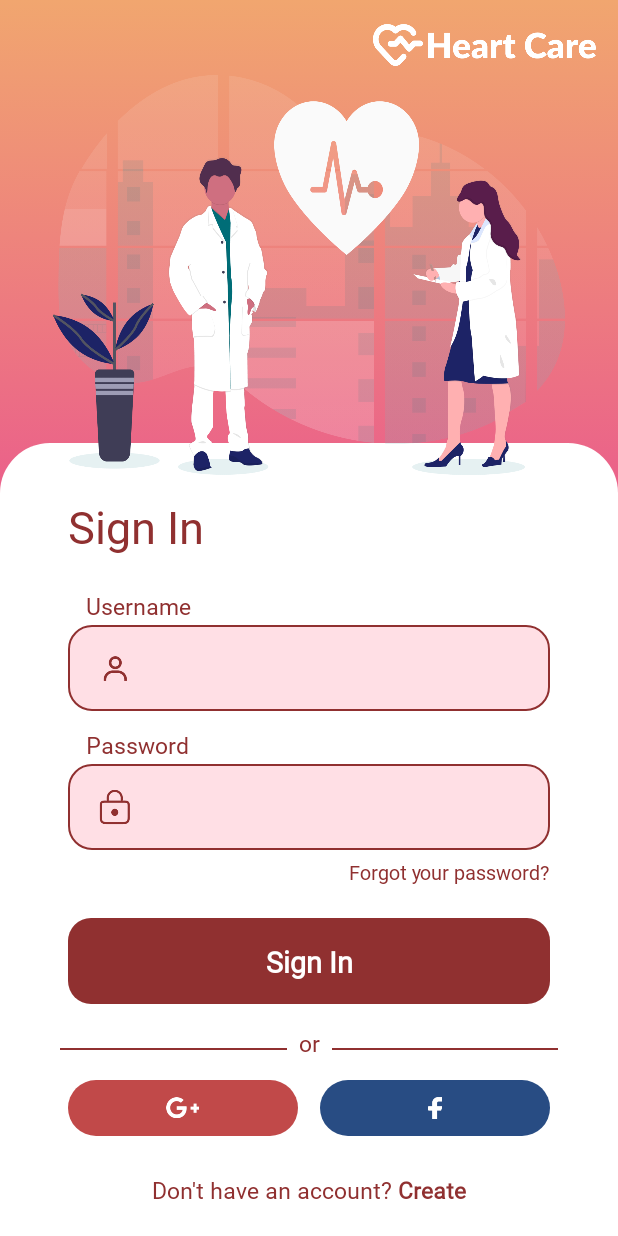
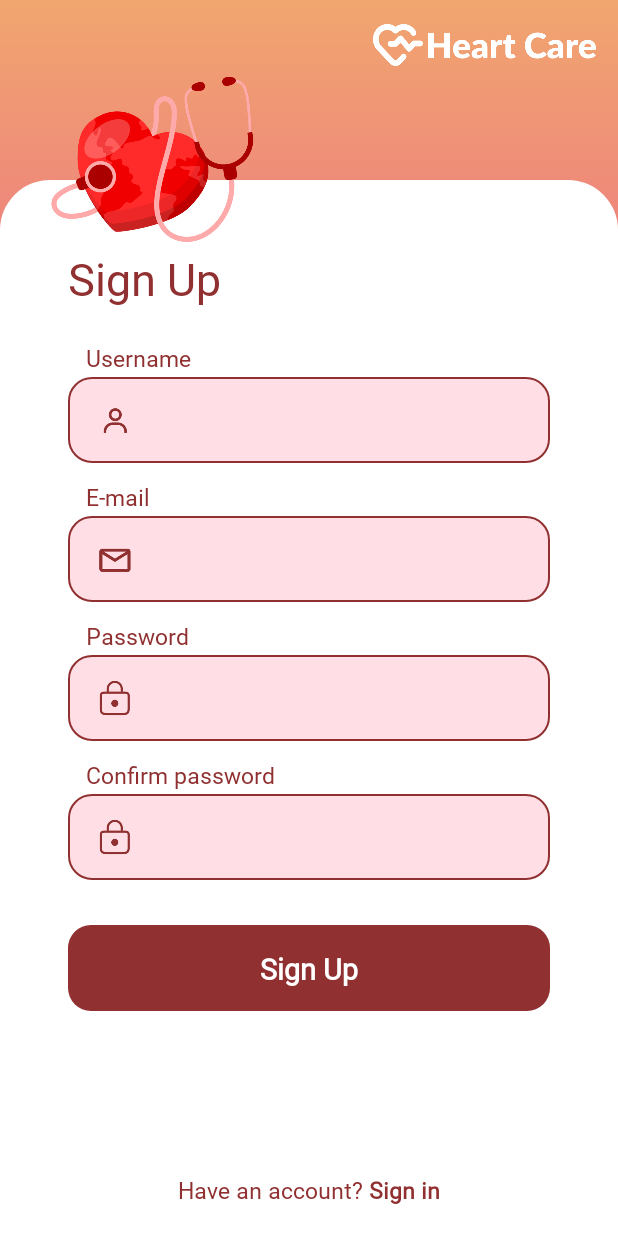
Before and after one commit to NVThangz/HeartCare, an Android app: the screen it shows after launch (SignIn before the commit, SignUp after it), on a phone screen of 412 x 824 dp. Run offline under Robolectric (Android 15) with nearby library versions, the phone set to English and light mode, and no system bars.

Commit message:
Add register interface

```diff
--- /dev/null
+++ b/frontend/app/src/main/java/com/example/heartcare/SignUp.java
@@ -0,0 +1,14 @@
+package com.example.heartcare;
+
+import android.os.Bundle;
+
+import androidx.appcompat.app.AppCompatActivity;
+
+public class SignUp extends AppCompatActivity {
+    @Override
+    protected void onCreate(Bundle savedInstanceState) {
+        super.onCreate(savedInstanceState);
+        setContentView(R.layout.activity_sign_up);
+    }
+
+}
--- /dev/null
+++ b/frontend/app/src/main/res/layout/activity_sign_up.xml
@@ -0,0 +1,448 @@
+<?xml version="1.0" encoding="utf-8"?>
+<RelativeLayout xmlns:android="http://schemas.android.com/apk/res/android"
+    xmlns:app="http://schemas.android.com/apk/res-auto"
+    xmlns:tools="http://schemas.android.com/tools"
+    android:id="@+id/sign_up"
+    android:background="@drawable/gradient_background"
+    android:layout_width="fill_parent"
+    android:layout_height="fill_parent">
+
+    <androidx.constraintlayout.widget.ConstraintLayout
+        android:layout_width="match_parent"
+        android:layout_height="match_parent"
+        android:layout_alignParentBottom="true">
+
+        <FrameLayout
+            android:id="@+id/box_sign_up"
+            android:layout_width="match_parent"
+            android:layout_height="0dp"
+            android:layout_marginTop="120dp"
+            android:background="@drawable/box_white"
+            app:layout_constraintBottom_toBottomOf="parent"
+            app:layout_constraintStart_toStartOf="parent"
+            app:layout_constraintTop_toTopOf="parent"
+            app:layout_constraintVertical_bias="1.0"
+            tools:layout_conversion_absoluteHeight="651dp"
+            tools:layout_conversion_absoluteWidth="411dp"></FrameLayout>
+
+        <androidx.constraintlayout.widget.ConstraintLayout
+            android:id="@+id/constraintLayout"
+            android:layout_width="match_parent"
+            android:layout_height="0dp"
+            app:layout_constraintBottom_toBottomOf="parent"
+            app:layout_constraintTop_toTopOf="@+id/box_sign_up">
+
+<!--            <androidx.constraintlayout.widget.ConstraintLayout-->
+<!--                android:id="@+id/constraintLayout2"-->
+<!--                android:layout_width="0dp"-->
+<!--                android:layout_height="wrap_content"-->
+<!--                android:layout_marginStart="-5dp"-->
+<!--                android:layout_marginTop="15dp"-->
+<!--                android:layout_marginEnd="-5dp"-->
+<!--                app:layout_constraintEnd_toEndOf="@+id/btn_sign_up"-->
+<!--                app:layout_constraintStart_toStartOf="@+id/btn_sign_up"-->
+<!--                app:layout_constraintTop_toBottomOf="@+id/btn_sign_up">-->
+
+<!--                <LinearLayout-->
+<!--                    android:layout_width="0dp"-->
+<!--                    android:layout_height="1dp"-->
+<!--                    android:layout_marginStart="8dp"-->
+<!--                    android:layout_marginTop="8dp"-->
+<!--                    android:background="@color/red"-->
+<!--                    android:orientation="horizontal"-->
+<!--                    app:layout_constraintBottom_toBottomOf="@+id/or"-->
+<!--                    app:layout_constraintEnd_toEndOf="parent"-->
+<!--                    app:layout_constraintStart_toEndOf="@+id/or"-->
+<!--                    app:layout_constraintTop_toTopOf="@+id/or">-->
+
+<!--                </LinearLayout>-->
+
+<!--                <TextView-->
+<!--                    android:id="@+id/or"-->
+<!--                    android:layout_width="wrap_content"-->
+<!--                    android:layout_height="wrap_content"-->
+<!--                    android:fontFamily="@font/segoeui"-->
+<!--                    android:text="or"-->
+<!--                    android:textColor="@color/red"-->
+<!--                    android:textFontWeight="500"-->
+<!--                    android:textSize="15sp"-->
+<!--                    app:layout_constraintEnd_toEndOf="parent"-->
+<!--                    app:layout_constraintStart_toStartOf="parent"-->
+<!--                    app:layout_constraintTop_toTopOf="parent" />-->
+
+<!--                <LinearLayout-->
+<!--                    android:layout_width="0dp"-->
+<!--                    android:layout_height="1dp"-->
+<!--                    android:layout_marginTop="8dp"-->
+<!--                    android:layout_marginEnd="8dp"-->
+<!--                    android:background="@color/red"-->
+<!--                    android:orientation="horizontal"-->
+<!--                    app:layout_constraintBottom_toBottomOf="@+id/or"-->
+<!--                    app:layout_constraintEnd_toStartOf="@+id/or"-->
+<!--                    app:layout_constraintStart_toStartOf="parent"-->
+<!--                    app:layout_constraintTop_toTopOf="@+id/or" />-->
+<!--            </androidx.constraintlayout.widget.ConstraintLayout>-->
+
+            <TextView
+                android:id="@+id/textView"
+                android:layout_width="wrap_content"
+                android:layout_height="wrap_content"
+                android:layout_marginTop="45dp"
+                android:fontFamily="@font/segoeuib"
+                android:text="Sign Up"
+                android:textColor="@color/red"
+                android:textFontWeight="500"
+                android:textSize="30sp"
+                app:layout_constraintStart_toStartOf="@+id/tf_username"
+                app:layout_constraintTop_toTopOf="parent"
+                tools:layout_conversion_absoluteHeight="34dp"
+                tools:layout_conversion_absoluteWidth="87dp" />
+
+            <TextView
+                android:id="@+id/tv_username"
+                android:layout_width="wrap_content"
+                android:layout_height="wrap_content"
+                android:layout_marginStart="12dp"
+                android:layout_marginBottom="2dp"
+                android:fontFamily="@font/segoeuib"
+                android:text="Username"
+                android:textColor="@color/red"
+                android:textFontWeight="500"
+                android:textSize="15sp"
+                app:layout_constraintBottom_toTopOf="@+id/tf_username"
+                app:layout_constraintStart_toStartOf="@+id/tf_username" />
+
+            <androidx.constraintlayout.widget.ConstraintLayout
+                android:id="@+id/tf_username"
+                android:layout_width="0dp"
+                android:layout_height="57dp"
+                android:layout_marginStart="45dp"
+                android:layout_marginTop="45dp"
+                android:layout_marginEnd="45dp"
+                android:background="@drawable/text_field"
+                app:layout_constraintEnd_toEndOf="parent"
+                app:layout_constraintHorizontal_bias="0.0"
+                app:layout_constraintStart_toStartOf="parent"
+                app:layout_constraintTop_toBottomOf="@+id/textView">
+
+                <ImageView
+                    android:id="@+id/auth_ic_user"
+                    android:layout_width="26dp"
+                    android:layout_height="26dp"
+                    android:layout_marginStart="18dp"
+                    android:src="@drawable/auth_ic_user"
+                    app:layout_constraintBottom_toBottomOf="parent"
+                    app:layout_constraintStart_toStartOf="parent"
+                    app:layout_constraintTop_toTopOf="parent" />
+
+                <EditText
+                    android:id="@+id/txt_username"
+                    android:layout_width="0dp"
+                    android:layout_height="0dp"
+                    android:layout_marginStart="8dp"
+                    android:layout_marginEnd="15dp"
+                    android:background="@drawable/edit_box"
+                    android:padding="10dp"
+                    android:singleLine="true"
+                    android:text=""
+                    android:textColor="#AD3F95"
+                    android:textCursorDrawable="@drawable/custom_cursor"
+                    android:textSize="15sp"
+                    app:layout_constraintBottom_toBottomOf="parent"
+                    app:layout_constraintEnd_toEndOf="parent"
+                    app:layout_constraintStart_toEndOf="@+id/auth_ic_user"
+                    app:layout_constraintTop_toTopOf="parent" />
+            </androidx.constraintlayout.widget.ConstraintLayout>
+
+
+            <TextView
+                android:id="@+id/tv_email"
+                android:layout_width="wrap_content"
+                android:layout_height="wrap_content"
+                android:layout_marginStart="12dp"
+                android:layout_marginBottom="2dp"
+                android:fontFamily="@font/segoeuib"
+                android:text="E-mail"
+                android:textColor="@color/red"
+                android:textFontWeight="500"
+                android:textSize="15sp"
+                app:layout_constraintBottom_toTopOf="@+id/tf_email"
+                app:layout_constraintStart_toStartOf="@+id/tf_email" />
+
+            <androidx.constraintlayout.widget.ConstraintLayout
+                android:id="@+id/tf_email"
+                android:layout_width="0dp"
+                android:layout_height="57dp"
+                android:layout_marginTop="35dp"
+                android:background="@drawable/text_field"
+                app:layout_constraintEnd_toEndOf="@+id/tf_username"
+                app:layout_constraintStart_toStartOf="@+id/tf_username"
+                app:layout_constraintTop_toBottomOf="@+id/tf_username">
+
+                <ImageView
+                    android:id="@+id/auth_ic_email"
+                    android:layout_width="26dp"
+                    android:layout_height="26dp"
+                    android:layout_marginStart="18dp"
+                    android:src="@drawable/auth_ic_email"
+                    app:layout_constraintBottom_toBottomOf="parent"
+                    app:layout_constraintStart_toStartOf="parent"
+                    app:layout_constraintTop_toTopOf="parent" />
+
+                <EditText
+                    android:id="@+id/txt_email"
+                    android:layout_width="0dp"
+                    android:layout_height="0dp"
+                    android:layout_marginStart="8dp"
+                    android:layout_marginEnd="15dp"
+                    android:background="@drawable/edit_box"
+                    android:inputType="textPassword"
+                    android:padding="10dp"
+                    android:text=""
+                    android:textColor="#AD3F95"
+                    android:textCursorDrawable="@drawable/custom_cursor"
+                    android:textSize="15sp"
+                    app:layout_constraintBottom_toBottomOf="parent"
+                    app:layout_constraintEnd_toEndOf="parent"
+                    app:layout_constraintStart_toEndOf="@+id/auth_ic_email"
+                    app:layout_constraintTop_toTopOf="parent" />
+
+            </androidx.constraintlayout.widget.ConstraintLayout>
+
+            <TextView
+                android:id="@+id/tv_password"
+                android:layout_width="wrap_content"
+                android:layout_height="wrap_content"
+                android:layout_marginStart="12dp"
+                android:layout_marginBottom="2dp"
+                android:fontFamily="@font/segoeuib"
+                android:text="Password"
+                android:textColor="@color/red"
+                android:textFontWeight="500"
+                android:textSize="15sp"
+                app:layout_constraintBottom_toTopOf="@+id/tf_password"
+                app:layout_constraintStart_toStartOf="@+id/tf_password" />
+
+            <androidx.constraintlayout.widget.ConstraintLayout
+                android:id="@+id/tf_password"
+                android:layout_width="0dp"
+                android:layout_height="57dp"
+                android:layout_marginTop="35dp"
+                android:background="@drawable/text_field"
+                app:layout_constraintEnd_toEndOf="@+id/tf_email"
+                app:layout_constraintStart_toStartOf="@+id/tf_email"
+                app:layout_constraintTop_toBottomOf="@+id/tf_email">
+
+                <ImageView
+                    android:id="@+id/auth_ic_password"
+                    android:layout_width="26dp"
+                    android:layout_height="26dp"
+                    android:layout_marginStart="18dp"
+                    android:src="@drawable/auth_ic_password"
+                    app:layout_constraintBottom_toBottomOf="parent"
+                    app:layout_constraintStart_toStartOf="parent"
+                    app:layout_constraintTop_toTopOf="parent" />
+
+                <EditText
+                    android:id="@+id/txt_password"
+                    android:layout_width="0dp"
+                    android:layout_height="0dp"
+                    android:layout_marginStart="8dp"
+                    android:layout_marginEnd="15dp"
+                    android:background="@drawable/edit_box"
+                    android:inputType="textPassword"
+                    android:padding="10dp"
+                    android:text=""
+                    android:textColor="#AD3F95"
+                    android:textCursorDrawable="@drawable/custom_cursor"
+                    android:textSize="15sp"
+                    app:layout_constraintBottom_toBottomOf="parent"
+                    app:layout_constraintEnd_toEndOf="parent"
+                    app:layout_constraintStart_toEndOf="@+id/auth_ic_password"
+                    app:layout_constraintTop_toTopOf="parent" />
+
+            </androidx.constraintlayout.widget.ConstraintLayout>
+
+            <TextView
+                android:id="@+id/tv_confirm_password"
+                android:layout_width="wrap_content"
+                android:layout_height="wrap_content"
+                android:layout_marginStart="12dp"
+                android:layout_marginBottom="2dp"
+                android:fontFamily="@font/segoeuib"
+                android:text="Confirm password"
+                android:textColor="@color/red"
+                android:textFontWeight="500"
+                android:textSize="15sp"
+                app:layout_constraintBottom_toTopOf="@+id/tf_confirm_password"
+                app:layout_constraintStart_toStartOf="@+id/tf_confirm_password" />
+
+            <androidx.constraintlayout.widget.ConstraintLayout
+                android:id="@+id/tf_confirm_password"
+                android:layout_width="0dp"
+                android:layout_height="57dp"
+                android:layout_marginTop="35dp"
+                android:background="@drawable/text_field"
+                app:layout_constraintEnd_toEndOf="@+id/tf_username"
+                app:layout_constraintStart_toStartOf="@+id/tf_username"
+                app:layout_constraintTop_toBottomOf="@+id/tf_password">
+
+                <ImageView
+                    android:id="@+id/auth_ic_confirm_password"
+                    android:layout_width="26dp"
+                    android:layout_height="26dp"
+                    android:layout_marginStart="18dp"
+                    android:src="@drawable/auth_ic_password"
+                    app:layout_constraintBottom_toBottomOf="parent"
+                    app:layout_constraintStart_toStartOf="parent"
+                    app:layout_constraintTop_toTopOf="parent" />
+
+                <EditText
+                    android:id="@+id/txt_confirm_password"
+                    android:layout_width="0dp"
+                    android:layout_height="0dp"
+                    android:layout_marginStart="8dp"
+                    android:layout_marginEnd="15dp"
+                    android:background="@drawable/edit_box"
+                    android:inputType="textPassword"
+                    android:padding="10dp"
+                    android:text=""
+                    android:textColor="#AD3F95"
+                    android:textCursorDrawable="@drawable/custom_cursor"
+                    android:textSize="15sp"
+                    app:layout_constraintBottom_toBottomOf="parent"
+                    app:layout_constraintEnd_toEndOf="parent"
+                    app:layout_constraintStart_toEndOf="@+id/auth_ic_confirm_password"
+                    app:layout_constraintTop_toTopOf="parent" />
+
+            </androidx.constraintlayout.widget.ConstraintLayout>
+
+
+            <androidx.constraintlayout.widget.ConstraintLayout
+                android:id="@+id/btn_sign_up"
+                android:layout_width="0dp"
+                android:layout_height="57dp"
+                android:layout_marginTop="30dp"
+                android:background="@drawable/auth_btn_submit"
+                app:layout_constraintEnd_toEndOf="@+id/tf_password"
+                app:layout_constraintStart_toStartOf="@+id/tf_password"
+                app:layout_constraintTop_toBottomOf="@+id/tf_confirm_password">
+
+                <TextView
+                    android:layout_width="wrap_content"
+                    android:layout_height="wrap_content"
+                    android:fontFamily="@font/segoeuib"
+                    android:text="Sign Up"
+                    android:textColor="@color/white"
+                    android:textFontWeight="850"
+                    android:textSize="19sp"
+                    app:layout_constraintBottom_toBottomOf="parent"
+                    app:layout_constraintEnd_toEndOf="parent"
+                    app:layout_constraintStart_toStartOf="parent"
+                    app:layout_constraintTop_toTopOf="parent" />
+            </androidx.constraintlayout.widget.ConstraintLayout>
+
+<!--            <ImageButton-->
+<!--                android:id="@+id/btn_login_google"-->
+<!--                android:layout_width="0dp"-->
+<!--                android:layout_height="37dp"-->
+<!--                android:layout_marginTop="14dp"-->
+<!--                android:layout_marginEnd="7dp"-->
+<!--                android:background="@drawable/button"-->
+<!--                android:backgroundTint="#202442"-->
+<!--                android:onClick="login"-->
+<!--                app:backgroundTint="#C14949"-->
+<!--                app:layout_constraintEnd_toStartOf="@+id/space"-->
+<!--                app:layout_constraintStart_toStartOf="@+id/btn_sign_up"-->
+<!--                app:layout_constraintTop_toBottomOf="@+id/constraintLayout2"-->
+<!--                app:srcCompat="@drawable/auth_ic_google"-->
+<!--                tools:ignore="SpeakableTextPresentCheck,TouchTargetSizeCheck"-->
+<!--                tools:layout_conversion_absoluteHeight="162dp"-->
+<!--                tools:layout_conversion_absoluteWidth="90dp" />-->
+
+<!--            <ImageButton-->
+<!--                android:id="@+id/btn_login_facebook"-->
+<!--                android:layout_width="0dp"-->
+<!--                android:layout_height="37dp"-->
+<!--                android:layout_marginStart="7dp"-->
+<!--                android:background="@drawable/button"-->
+<!--                android:backgroundTint="#202442"-->
+<!--                android:onClick="login"-->
+<!--                app:backgroundTint="#284C83"-->
+<!--                app:layout_constraintBottom_toBottomOf="@+id/btn_login_google"-->
+<!--                app:layout_constraintEnd_toEndOf="@+id/btn_sign_up"-->
+<!--                app:layout_constraintStart_toEndOf="@+id/space"-->
+<!--                app:srcCompat="@drawable/auth_ic_facebook"-->
+<!--                tools:ignore="SpeakableTextPresentCheck,TouchTargetSizeCheck"-->
+<!--                tools:layout_conversion_absoluteHeight="48dp"-->
+<!--                tools:layout_conversion_absoluteWidth="297dp" />-->
+
+            <LinearLayout
+                android:id="@+id/linearLayout"
+                android:layout_width="match_parent"
+                android:layout_height="wrap_content"
+                android:layout_marginBottom="20dp"
+                android:gravity="center"
+                android:orientation="horizontal"
+                app:layout_constraintBottom_toBottomOf="parent"
+                app:layout_constraintEnd_toEndOf="parent"
+                app:layout_constraintStart_toStartOf="parent">
+
+                <TextView
+                    android:layout_width="wrap_content"
+                    android:layout_height="wrap_content"
+                    android:fontFamily="@font/segoeui"
+                    android:text="Have an account?"
+                    android:textColor="@color/red"
+                    android:textFontWeight="500"
+                    android:textSize="15sp"
+                    tools:layout_conversion_absoluteHeight="20dp"
+                    tools:layout_conversion_absoluteWidth="180dp" />
+
+                <TextView
+                    android:id="@+id/tv_sign_up"
+                    android:layout_width="wrap_content"
+                    android:layout_height="wrap_content"
+                    android:fontFamily="@font/segoeui"
+                    android:text=" Sign in"
+                    android:textColor="@color/red"
+                    android:textFontWeight="700"
+                    android:textSize="15sp"
+                    tools:layout_conversion_absoluteHeight="20dp"
+                    tools:layout_conversion_absoluteWidth="127dp" />
+
+            </LinearLayout>
+
+            <Space
+                android:id="@+id/space"
+                android:layout_width="wrap_content"
+                android:layout_height="wrap_content"
+                android:layout_marginTop="485dp"
+                app:layout_constraintEnd_toEndOf="parent"
+                app:layout_constraintStart_toStartOf="parent"
+                app:layout_constraintTop_toTopOf="parent" />
+
+
+        </androidx.constraintlayout.widget.ConstraintLayout>
+
+
+        <ImageView
+            android:id="@+id/icon"
+            android:layout_width="210dp"
+            android:layout_height="210dp"
+            android:layout_marginStart="5dp"
+            android:layout_marginBottom="-87dp"
+            android:src="@drawable/register_ic_heart"
+            app:layout_constraintBottom_toTopOf="@+id/box_sign_up"
+            app:layout_constraintStart_toStartOf="parent" />
+
+        <ImageView
+            android:id="@+id/imageView2"
+            android:layout_width="180dp"
+            android:layout_height="60dp"
+            android:layout_marginEnd="-5dp"
+            app:layout_constraintEnd_toEndOf="parent"
+            app:layout_constraintTop_toTopOf="parent"
+            app:srcCompat="@drawable/banner_heart_care" />
+    </androidx.constraintlayout.widget.ConstraintLayout>
+</RelativeLayout>
--- a/frontend/app/src/main/res/values-night/themes.xml
+++ b/frontend/app/src/main/res/values-night/themes.xml
@@ -3,7 +3,7 @@
     <style name="Theme.HeartCare" parent="Theme.MaterialComponents.DayNight.NoActionBar">
         <!-- Primary brand color. -->
         <item name="colorPrimary">@color/purple_200</item>
-        <item name="colorPrimaryVariant">#00FFFFFF</item>
+        <item name="colorPrimaryVariant">@color/red</item>
         <item name="colorOnPrimary">@color/black</item>
         <!-- Secondary brand color. -->
         <item name="colorSecondary">@color/teal_200</item>
--- a/frontend/app/src/main/res/values/themes.xml
+++ b/frontend/app/src/main/res/values/themes.xml
@@ -3,7 +3,7 @@
     <style name="Theme.HeartCare" parent="Theme.MaterialComponents.DayNight.NoActionBar">
         <!-- Primary brand color. -->
         <item name="colorPrimary">@color/purple_500</item>
-        <item name="colorPrimaryVariant">#00FFFFFF</item>
+        <item name="colorPrimaryVariant">@color/red</item>
         <item name="colorOnPrimary">@color/white</item>
         <!-- Secondary brand color. -->
         <item name="colorSecondary">@color/teal_200</item>
```
Also changed, not shown: frontend/app/src/main/AndroidManifest.xml (+12 -0 lines), frontend/app/src/main/res/drawable/auth_ic_email.png (added), frontend/app/src/main/res/drawable/register_ic_heart.png (added).
